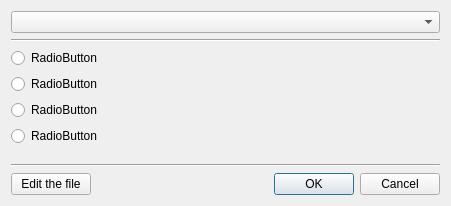
This is src/EditGitIgnoreDialog.ui in soramimi/Guitar as Qt 5 draws it before an edit. The edited form follows.
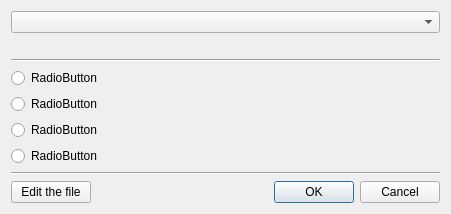
This is the edited form.

Commit message: Harden the ignore dialog for multiple selections with validation and safe .gitignore writes

```diff
--- a/src/EditGitIgnoreDialog.ui
+++ b/src/EditGitIgnoreDialog.ui
@@ -17,6 +17,12 @@
    <item>
     <widget class="QComboBox" name="comboBox_file"/>
    </item>
+   <item>
+    <widget class="QLabel" name="label_error">
+     <property name="text"><string/></property>
+     <property name="wordWrap"><bool>true</bool></property>
+    </widget>
+   </item>
    <item>
     <widget class="Line" name="line">
      <property name="orientation">
```
The commit also changes 6 other files.
